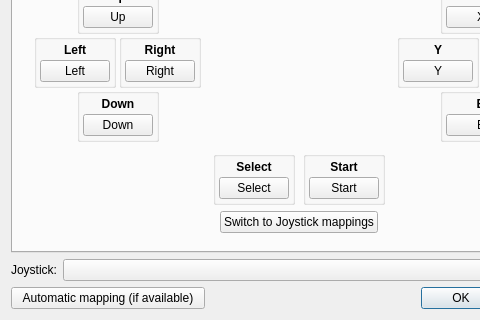
Old version of the form src/frontend/qt_sdl/InputConfig/InputConfigDialog.ui in the repository vitor251093/KHMelonMix; both pictures show x 0 to 480 and y 205 to 525 of the 598 by 525 pixel window.
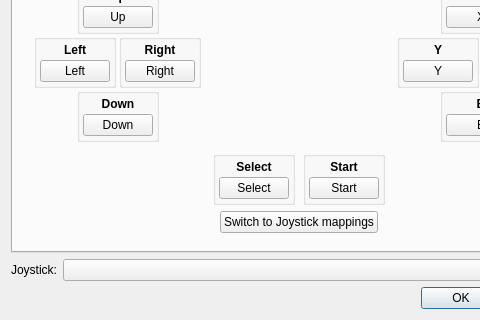
New version of the form. Icons and pictures are not drawn.

Commit message: Removing old code + Starting joystick mapping

What changed in the file:
```diff
--- a/src/frontend/qt_sdl/InputConfig/InputConfigDialog.ui
+++ b/src/frontend/qt_sdl/InputConfig/InputConfigDialog.ui
@@ -2333,13 +2333,6 @@
      </property>
     </widget>
    </item>
-   <item row="8" column="0">
-    <widget class="QPushButton" name="btnJoystickAuto">
-      <property name="text">
-        <string>Automatic mapping (if available)</string>
-      </property>
-    </widget>
-   </item>
   </layout>
  </widget>
  <tabstops>
```
The commit also changes 5 other files.
